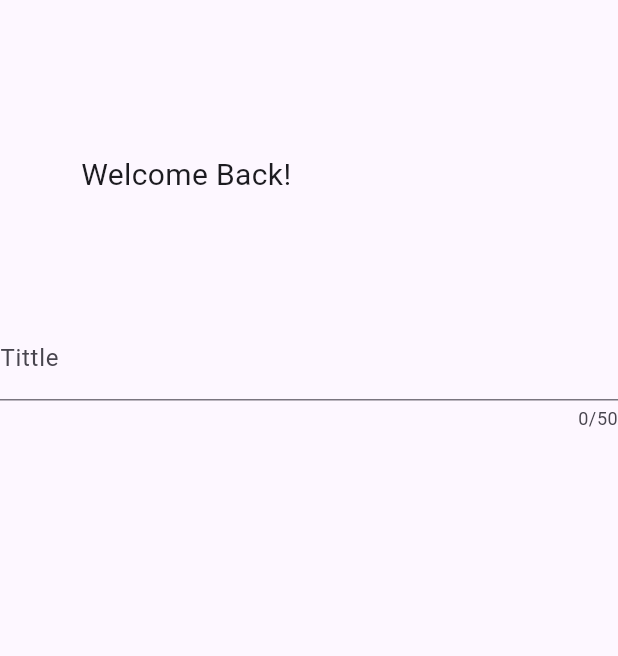
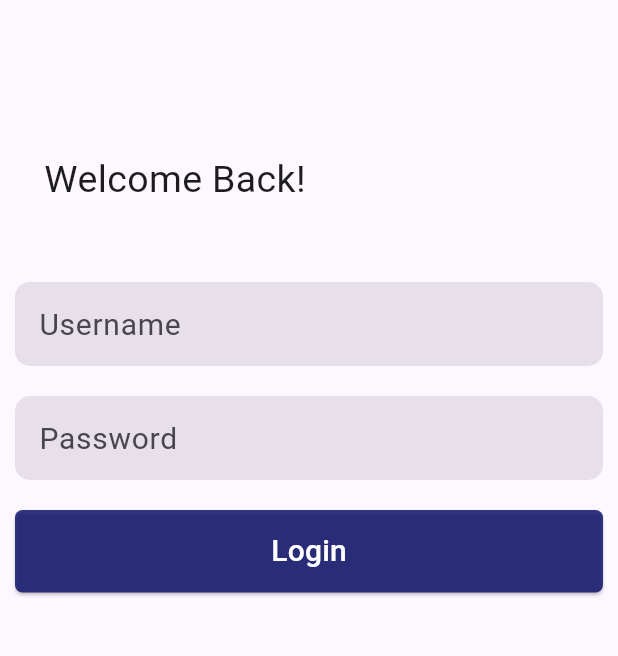
Before and after one commit to Yasithsarada/Studio-management-system-employee-management-, a Flutter app: the screen it shows after launch, on a phone screen of 412 x 824 dp, the part 276-932 px from its top. Run offline on Flutter 3.47's test engine with Material 3 defaults, Android fonts, the phone set to English and light mode, and no system bars.

Commit message:
login screen done

```diff
--- /dev/null
+++ b/lib/components/login_input_fields.dart
@@ -0,0 +1,29 @@
+import 'package:flutter/material.dart';
+
+class LoginInputFields extends StatelessWidget {
+  final String hintText;
+  final Color fillColor;
+  LoginInputFields(this.hintText, this.fillColor, {super.key});
+
+  @override
+  Widget build(BuildContext context) {
+    return Container(
+        padding: const EdgeInsets.symmetric(vertical: 10),
+        // margin: const EdgeInsets.symmetric(horizontal: 20, vertical: 20),
+        child: TextField(
+          // maxLength: 50,
+          decoration: InputDecoration(
+            filled: true,
+            fillColor: fillColor,
+            border: OutlineInputBorder(
+                borderRadius: BorderRadius.all(Radius.circular(10.0)),
+                borderSide: BorderSide.none),
+            // hintText: hintText,
+            label: Text(
+              hintText,
+              style: TextStyle(fontSize: 20),
+            ),
+          ),
+        ));
+  }
+}
--- a/lib/screens/employee_login_screen.dart
+++ b/lib/screens/employee_login_screen.dart
@@ -1,4 +1,11 @@
+import 'dart:ui';
+
+import 'package:flutter/cupertino.dart';
 import 'package:flutter/material.dart';
+import 'package:flutter/painting.dart';
+import 'package:flutter/rendering.dart';
+import 'package:flutter/widgets.dart';
+import 'package:studio_management_student/components/login_input_fields.dart';
 
 class LoginScreen extends StatefulWidget {
   const LoginScreen({super.key});
@@ -10,7 +17,12 @@ class LoginScreen extends StatefulWidget {
 class _LoginScreenState extends State<LoginScreen> {
   @override
   Widget build(BuildContext context) {
-    return Column(
+    return SingleChildScrollView(
+      child: Padding(
+        padding: const EdgeInsets.symmetric(
+          horizontal: 10,
+        ),
+        child: Column(
           // mainAxisAlignment: MainAxisAlignment.center,
           children: [
             Container(
@@ -26,24 +38,43 @@ class _LoginScreenState extends State<LoginScreen> {
               height: 51,
             ),
             Container(
-          margin: const EdgeInsets.fromLTRB(20, 51, 183.72, 0),
+              margin: const EdgeInsets.fromLTRB(5, 51, 183.72, 0),
               child: const Text(
                 "Welcome Back!",
-            style: TextStyle(fontSize: 20),
+                style: TextStyle(fontSize: 25),
               ),
             ),
-        Container(
-            margin: const EdgeInsets.symmetric(horizontal: 10, vertical: 20)),
-        Padding(padding: EdgeInsets.symmetric(horizontal: 10, vertical: 20)),
-        TextField(
-          maxLength: 50,
-          decoration: const InputDecoration(
-            label: Text(
-              "Tittle",
+            const SizedBox(
+              height: 40,
+            ),
+            LoginInputFields(
+                "Username", const Color.fromARGB(177, 222, 213, 224)),
+            LoginInputFields(
+                "Password", const Color.fromARGB(177, 222, 213, 224)),
+            const SizedBox(
+              height: 10,
+            ),
+            SizedBox(
+              width: double.infinity,
+              height: 55,
+              child: ElevatedButton(
+                style: ElevatedButton.styleFrom(
+                  shape: RoundedRectangleBorder(
+                    borderRadius: BorderRadius.circular(5.0),
+                  ),
+                  backgroundColor: const Color.fromARGB(
+                      215, 14, 19, 106), // Set background color here
+                ),
+                onPressed: () {},
+                child: const Text(
+                  'Login',
+                  style: TextStyle(color: Colors.white, fontSize: 20),
                 ),
               ),
             ),
           ],
+        ),
+      ),
     );
   }
 }
```
Also changed, not shown: pubspec.lock. Lines whose indentation alone changed are shown as unchanged.
